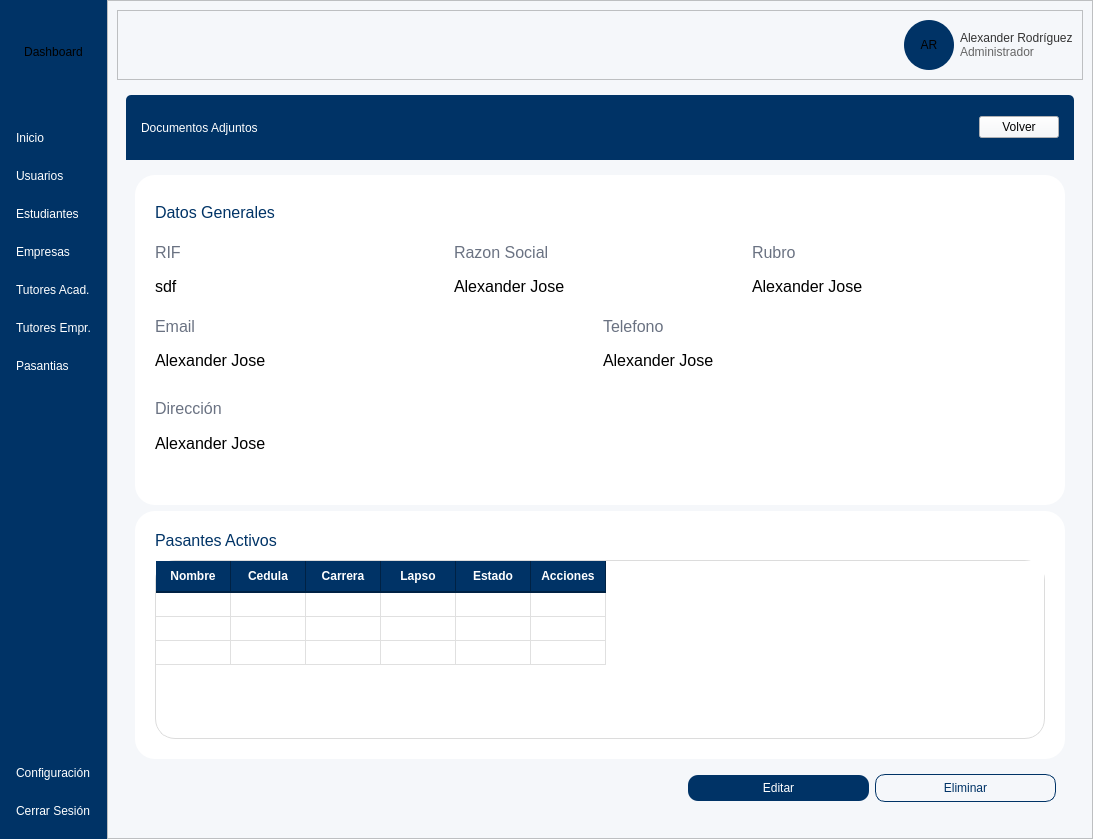
Before: the Qt Designer form UI/menu.ui in AlexING-7/Gestion_Pasantes, drawn with Qt 5.
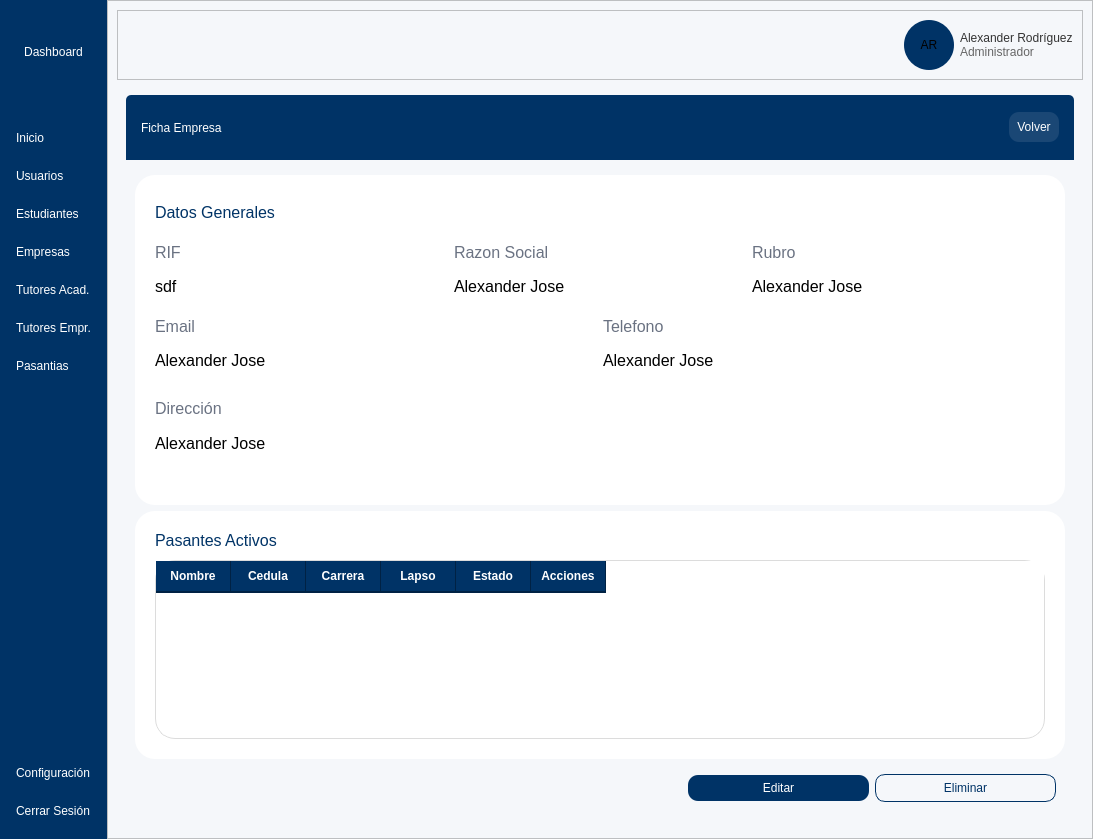
After: the same form once the commit is applied. The open tabs and pages were chosen to show the change. Icons and pictures are not drawn.

```diff
--- a/UI/menu.ui
+++ b/UI/menu.ui
@@ -100,7 +100,8 @@
           <widget class="QLabel" name="label">
            <property name="styleSheet">
             <string notr="true">font: 600 20pt &quot;Segoe UI&quot;;
-padding: 12px 12px;</string>
+padding: 12px 12px;
+color: rgb(255, 255, 255);</string>
            </property>
            <property name="text">
             <string>Dashboard</string>
@@ -2764,7 +2765,7 @@
 	border-top-right-radius:5px;
 }
 
-#regresarButtonP_2{
+#regresarButtonP_4{
 background-color:#1a4775;
 color:#fff;
 padding: 8px;
@@ -2793,7 +2794,7 @@
                     <item>
                      <widget class="QLabel" name="label_105">
                       <property name="text">
-                       <string>Documentos Adjuntos</string>
+                       <string>Ficha Empresa</string>
                       </property>
                      </widget>
                     </item>
@@ -3274,7 +3275,7 @@
                           <bool>true</bool>
                          </property>
                          <property name="rowCount">
-                          <number>3</number>
+                          <number>0</number>
                          </property>
                          <property name="setAlternatingRowColors" stdset="0">
                           <bool>true</bool>
@@ -3306,21 +3307,6 @@
                          <attribute name="verticalHeaderDefaultSectionSize">
                           <number>24</number>
                          </attribute>
-                         <row>
-                          <property name="text">
-                           <string>New Row</string>
-                          </property>
-                         </row>
-                         <row>
-                          <property name="text">
-                           <string>New Row</string>
-                          </property>
-                         </row>
-                         <row>
-                          <property name="text">
-                           <string>New Row</string>
-                          </property>
-                         </row>
                          <column>
                           <property name="text">
                            <string>Nombre</string>
```
Left out of the diff: 38 changed lines with no effect on the pictures.
